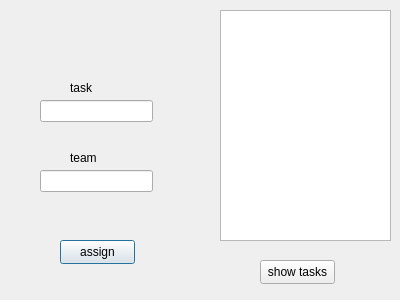
First picture: the form in dialog_assign_task_to_team.ui, repository annishelion/ap-projet, before the edit.
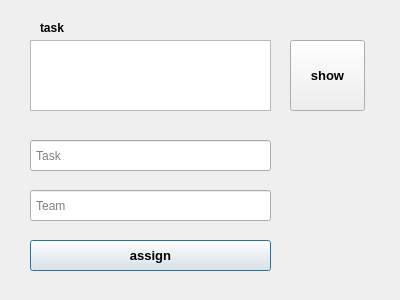
Second picture: the form after the edit.

What changed in the file:
```diff
--- a/dialog_assign_task_to_team.ui
+++ b/dialog_assign_task_to_team.ui
@@ -16,55 +16,53 @@
   <widget class="QListWidget" name="list">
    <property name="geometry">
     <rect>
-     <x>220</x>
-     <y>10</y>
-     <width>171</width>
-     <height>231</height>
+     <x>30</x>
+     <y>40</y>
+     <width>241</width>
+     <height>71</height>
     </rect>
    </property>
   </widget>
   <widget class="QLineEdit" name="tasks_input">
    <property name="geometry">
     <rect>
-     <x>40</x>
-     <y>100</y>
-     <width>113</width>
-     <height>22</height>
+     <x>30</x>
+     <y>140</y>
+     <width>241</width>
+     <height>31</height>
     </rect>
    </property>
+   <property name="placeholderText">
+    <string> Task</string>
+   </property>
   </widget>
   <widget class="QLineEdit" name="team_input">
    <property name="geometry">
     <rect>
-     <x>40</x>
-     <y>170</y>
-     <width>113</width>
-     <height>22</height>
+     <x>30</x>
+     <y>190</y>
+     <width>241</width>
+     <height>31</height>
     </rect>
    </property>
-  </widget>
-  <widget class="QLabel" name="label">
-   <property name="geometry">
-    <rect>
-     <x>70</x>
-     <y>150</y>
-     <width>49</width>
-     <height>16</height>
-    </rect>
-   </property>
-   <property name="text">
-    <string>team</string>
+   <property name="placeholderText">
+    <string> Team</string>
    </property>
   </widget>
   <widget class="QLabel" name="label_2">
    <property name="geometry">
     <rect>
-     <x>70</x>
-     <y>80</y>
+     <x>40</x>
+     <y>20</y>
      <width>49</width>
      <height>16</height>
     </rect>
    </property>
+   <property name="font">
+    <font>
+     <bold>true</bold>
+    </font>
+   </property>
    <property name="text">
     <string>task</string>
    </property>
@@ -72,12 +70,18 @@
   <widget class="QPushButton" name="assign_tasks_to_team">
    <property name="geometry">
     <rect>
-     <x>60</x>
+     <x>30</x>
      <y>240</y>
-     <width>75</width>
-     <height>24</height>
+     <width>241</width>
+     <height>31</height>
     </rect>
    </property>
+   <property name="font">
+    <font>
+     <pointsize>10</pointsize>
+     <bold>true</bold>
+    </font>
+   </property>
    <property name="text">
     <string>assign</string>
    </property>
@@ -85,14 +89,20 @@
   <widget class="QPushButton" name="show_tasks">
    <property name="geometry">
     <rect>
-     <x>260</x>
-     <y>260</y>
+     <x>290</x>
+     <y>40</y>
      <width>75</width>
-     <height>24</height>
+     <height>71</height>
     </rect>
    </property>
+   <property name="font">
+    <font>
+     <pointsize>10</pointsize>
+     <bold>true</bold>
+    </font>
+   </property>
    <property name="text">
-    <string>show tasks</string>
+    <string>show</string>
    </property>
   </widget>
  </widget>
```
